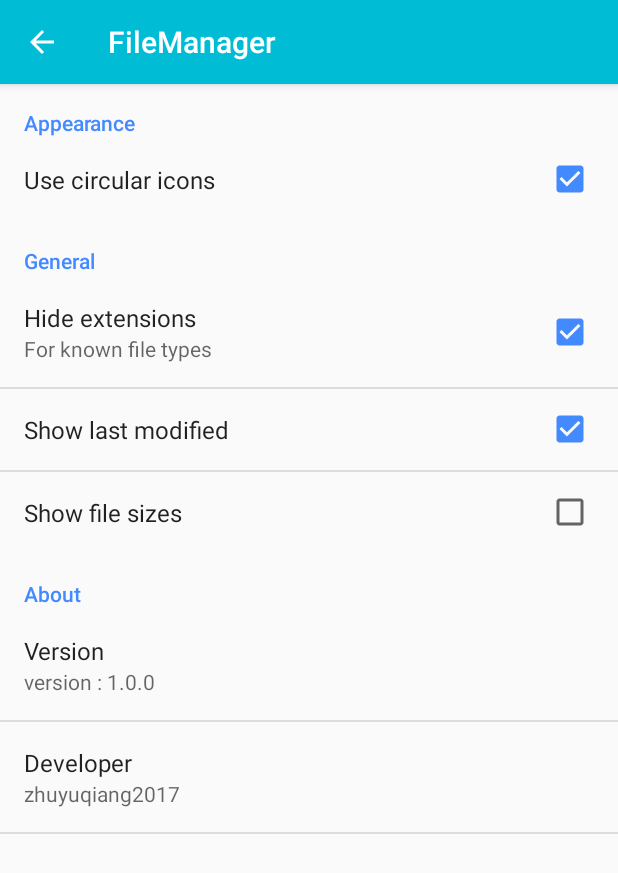
After one commit to zhuyuqiang2017/SimpleFileManager, an Android app: the InfoActivity screen opened directly, with no data from a screen before it, on a phone screen of 412 x 824 dp. The commit adds this screen. Shown: the top 873 px of the screen. Run offline under Robolectric (Android 15) with nearby library versions, the phone set to English and light mode, and no system bars.

Commit message:
latest modify;add info display

```diff
--- a/app/src/main/AndroidManifest.xml
+++ b/app/src/main/AndroidManifest.xml
@@ -30,6 +30,7 @@
 
             </intent-filter>
         </activity>
+        <activity android:name=".activities.InfoActivity"/>
     </application>
 
 </manifest>
--- /dev/null
+++ b/app/src/main/java/com/android/simplefilemanager/activities/InfoActivity.java
@@ -0,0 +1,49 @@
+package com.android.simplefilemanager.activities;
+
+/**
+ * Created by Administrator on 2017/10/4 0004.
+ */
+
+import android.app.FragmentTransaction;
+import android.os.Bundle;
+import android.preference.PreferenceFragment;
+import android.support.v7.app.AppCompatActivity;
+import android.support.v7.widget.Toolbar;
+import android.view.View;
+
+import com.android.simplefilemanager.R;
+
+public class InfoActivity extends AppCompatActivity {
+
+    @Override
+    protected void onCreate(Bundle savedInstanceState) {
+        super.onCreate(savedInstanceState);
+        setContentView(R.layout.info_layout);
+        Toolbar toolbar = (Toolbar) findViewById(R.id.toolbar);
+        setSupportActionBar(toolbar);
+        if (toolbar != null) {
+            toolbar.setNavigationIcon(R.drawable.ic_back);
+            toolbar.setNavigationOnClickListener(new View.OnClickListener() {
+                @Override
+                public void onClick(View v) {
+                    finish();
+                }
+            });
+
+            toolbar.setTitle(R.string.navigation_settings);
+        }
+        FragmentTransaction fragmentTransaction = getFragmentManager().beginTransaction();
+        fragmentTransaction.replace(R.id.fragment, new SettingsFragment()).commit();
+    }
+
+    public static class SettingsFragment extends PreferenceFragment {
+
+        @Override
+        public void onCreate(Bundle savedInstanceState) {
+
+            super.onCreate(savedInstanceState);
+
+            addPreferencesFromResource(R.xml.preferences);
+        }
+    }
+}
--- a/app/src/main/java/com/android/simplefilemanager/activities/MainActivity.java
+++ b/app/src/main/java/com/android/simplefilemanager/activities/MainActivity.java
@@ -151,11 +151,11 @@ public class MainActivity extends AppCompatActivity {
                         return true;
 
                     case R.id.navigation_feedback:
-//                        gotoFeedback();
+                        gotoFeedback();
                         return true;
 
                     case R.id.navigation_settings:
-//                        gotoSettings();
+                        gotoSettings();
                         return true;
 
                     case R.id.navigation_directory_0:
@@ -213,7 +213,12 @@ public class MainActivity extends AppCompatActivity {
 
         builder.setToolbarColor(ContextCompat.getColor(this, R.color.color_main));
 
-        builder.build().launchUrl(this, Uri.parse("https://github.com/calintat/Explorer/issues"));
+        builder.build().launchUrl(this, Uri.parse("https://github.com/zhuyuqiang2017/SimpleFileManager/issues"));
+    }
+
+    private void gotoSettings() {
+
+        startActivity(new Intent(this, InfoActivity.class));
     }
 
     private void setType(String type) {
--- /dev/null
+++ b/app/src/main/res/layout/info_layout.xml
@@ -0,0 +1,35 @@
+<?xml version="1.0" encoding="utf-8"?>
+<android.support.design.widget.CoordinatorLayout
+    xmlns:android="http://schemas.android.com/apk/res/android"
+    xmlns:app="http://schemas.android.com/apk/res-auto"
+    android:layout_width="match_parent"
+    android:layout_height="match_parent"
+    android:fitsSystemWindows="true" >
+
+    <LinearLayout
+        android:layout_width="match_parent"
+        android:layout_height="match_parent"
+        android:orientation="vertical" >
+
+        <android.support.design.widget.AppBarLayout
+            android:layout_width="match_parent"
+            android:layout_height="wrap_content"
+            android:theme="@style/ThemeOverlay.AppCompat.Dark.ActionBar" >
+
+            <android.support.v7.widget.Toolbar
+                android:id="@+id/toolbar"
+                android:layout_width="match_parent"
+                android:layout_height="wrap_content"
+                app:contentInsetStart="@dimen/title_margin"
+                app:popupTheme="@style/ThemeOverlay.AppCompat.Light" />
+
+        </android.support.design.widget.AppBarLayout>
+
+        <FrameLayout
+            android:id="@+id/fragment"
+            android:layout_width="match_parent"
+            android:layout_height="match_parent" />
+
+    </LinearLayout>
+
+</android.support.design.widget.CoordinatorLayout>
--- a/app/src/main/res/values/strings.xml
+++ b/app/src/main/res/values/strings.xml
@@ -1,5 +1,7 @@
 <resources>
     <string name="app_name">FileManager</string>
+    <string name="app_version">version : 1.0.0</string>
+    <string name="app_developer">zhuyuqiang2017</string>
     <string name="navigation_internal">Internal storage</string>
     <string name="navigation_external">External storage</string>
     <string name="navigation_audio">Music</string>
--- /dev/null
+++ b/app/src/main/res/xml/preferences.xml
@@ -0,0 +1,60 @@
+<PreferenceScreen
+    xmlns:android="http://schemas.android.com/apk/res/android">
+
+    <PreferenceCategory
+        android:title="Appearance">
+
+        <CheckBoxPreference
+            android:key="pref_icon"
+            android:title="Use circular icons"
+            android:defaultValue="true" />
+
+    </PreferenceCategory>
+
+    <PreferenceCategory
+        android:title="General">
+
+        <CheckBoxPreference
+            android:key="pref_extension"
+            android:title="Hide extensions"
+            android:summary="For known file types"
+            android:defaultValue="true" />
+
+        <CheckBoxPreference
+            android:key="pref_date"
+            android:title="Show last modified"
+            android:defaultValue="true" />
+
+        <CheckBoxPreference
+            android:key="pref_size"
+            android:title="Show file sizes"
+            android:defaultValue="false" />
+
+    </PreferenceCategory>
+
+    <PreferenceCategory
+        android:title="About" >
+
+        <Preference
+            android:title="Version"
+            android:summary="@string/app_version" >
+
+            <intent
+                android:action="android.intent.action.VIEW"
+                android:data="https://play.google.com/store/apps/details?id=com.calintat.explorer" />
+
+        </Preference>
+
+        <Preference
+            android:title="Developer"
+            android:summary="@string/app_developer" >
+
+            <intent
+                android:action="android.intent.action.VIEW"
+                android:data="https://play.google.com/store/apps/dev?id=5526451977947367946" />
+
+        </Preference>
+
+    </PreferenceCategory>
+
+</PreferenceScreen>
```
